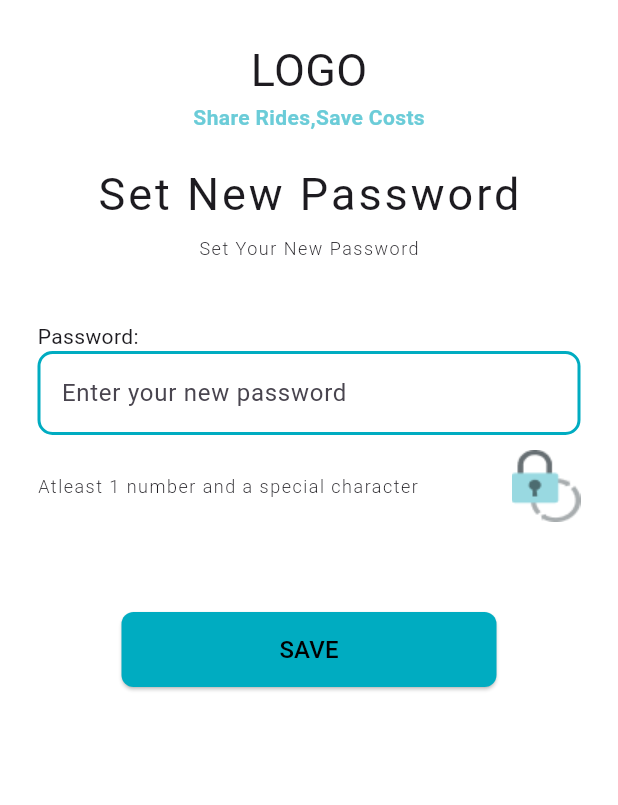
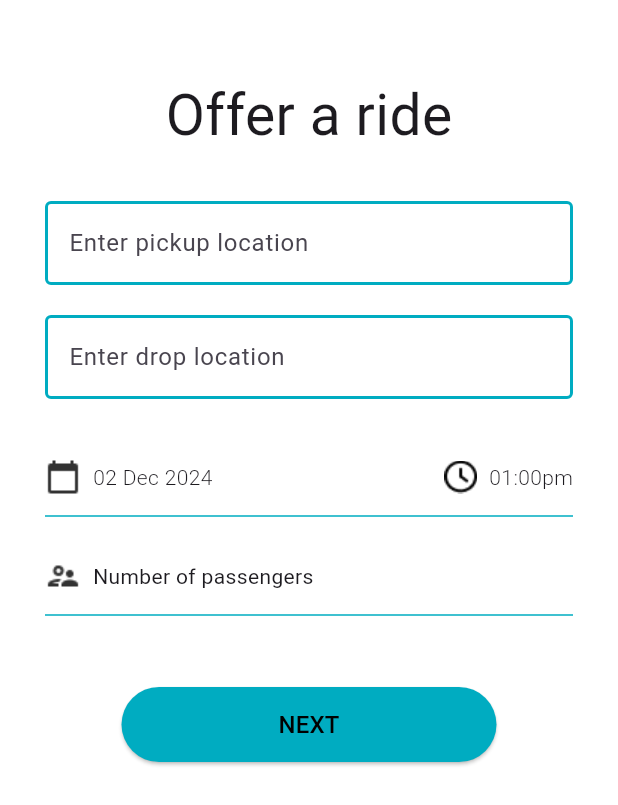
Before and after one commit to Prakriti2515/EcoDrive_Group-2, a Flutter app: the screen it shows after launch, on a phone screen of 412 x 824 dp. Shown: the top 805 px of the screen. Run offline on Flutter 3.47's test engine with Material 3 defaults, Android fonts, the phone set to English and light mode, and no system bars.

Commit message:
created pages

```diff
--- a/eco-drive/lib/main.dart
+++ b/eco-drive/lib/main.dart
@@ -1,6 +1,7 @@
-// import 'package:eco_drive/pages/homepage.dart';
-import 'package:eco_drive/pages/password.dart';
-// import 'package:eco_drive/pages/start.dart';
+import 'package:eco_drive/pages/findRide.dart';
+import 'package:eco_drive/pages/homepage.dart';
+import 'package:eco_drive/pages/offerRide.dart';
+import 'package:eco_drive/pages/start.dart';
 import 'package:flutter/material.dart';
 
 void main() {
@@ -15,7 +16,7 @@ class MyApp extends StatelessWidget {
   Widget build(BuildContext context) {
     return MaterialApp(
       title: 'Flutter Demo',
-      home: Password(),
+      home: Offerride(),
     );
   }
 }
--- a/eco-drive/lib/pages/book.dart
+++ b/eco-drive/lib/pages/book.dart
@@ -78,7 +78,7 @@ class Book extends StatelessWidget {
                 padding: EdgeInsets.symmetric(horizontal: 24, vertical: 12),
                 minimumSize: Size(200, 50),
                 shape: RoundedRectangleBorder(
-                  borderRadius: BorderRadius.circular(8),
+                  borderRadius: BorderRadius.circular(30),
                 ),
               ),
               child: Text(
@@ -103,7 +103,7 @@ class Book extends StatelessWidget {
                 padding: EdgeInsets.symmetric(horizontal: 24, vertical: 12),
                 minimumSize: Size(200, 50),
                 shape: RoundedRectangleBorder(
-                  borderRadius: BorderRadius.circular(8),
+                  borderRadius: BorderRadius.circular(30),
                 ),
               ),
               child: Text(
--- a/eco-drive/lib/pages/offer.dart
+++ b/eco-drive/lib/pages/offer.dart
@@ -61,7 +61,7 @@ class Offer extends StatelessWidget {
                 padding: EdgeInsets.symmetric(horizontal: 24, vertical: 12),
                 minimumSize: Size(200, 50),
                 shape: RoundedRectangleBorder(
-                  borderRadius: BorderRadius.circular(8),
+                  borderRadius: BorderRadius.circular(30),
                 ),
               ),
               child: Text(
@@ -86,7 +86,7 @@ class Offer extends StatelessWidget {
                 padding: EdgeInsets.symmetric(horizontal: 24, vertical: 12),
                 minimumSize: Size(200, 50),
                 shape: RoundedRectangleBorder(
-                  borderRadius: BorderRadius.circular(8),
+                  borderRadius: BorderRadius.circular(30),
                 ),
               ),
               child: Text(
--- /dev/null
+++ b/eco-drive/lib/pages/offerRide.dart
@@ -0,0 +1,124 @@
+import 'package:flutter/material.dart';
+
+class Offerride extends StatelessWidget {
+  const Offerride({super.key});
+
+  @override
+  Widget build(BuildContext context) {
+    return SafeArea(
+      child: Scaffold(
+        backgroundColor: Color(0xffffffff),
+        body: Padding(
+          padding: const EdgeInsets.only(top: 50.0, left: 30, right: 30),
+          child:
+              Column(crossAxisAlignment: CrossAxisAlignment.start, children: [
+            Center(
+              child: Text(
+                "Offer a ride",
+                style: TextStyle(
+                  fontSize: 38,
+                  fontWeight: FontWeight.w400,
+                ),
+              ),
+            ),
+            SizedBox(height: 30),
+            TextField(
+              decoration: InputDecoration(
+                hintText: 'Enter pickup location',
+                enabledBorder: OutlineInputBorder(
+                  borderSide: BorderSide(
+                    color: Color(0xff00ACC1),
+                    width: 2.0,
+                  ),
+                ),
+                focusedBorder: OutlineInputBorder(
+                  borderSide: BorderSide(
+                    color: Color(0xff00ACC1),
+                    width: 2.0,
+                  ),
+                ),
+                filled: true,
+                fillColor: Colors.white,
+              ),
+            ),
+            SizedBox(height: 20),
+            TextField(
+              decoration: InputDecoration(
+                hintText: 'Enter drop location',
+                enabledBorder: OutlineInputBorder(
+                  borderSide: BorderSide(
+                    color: Color(0xff00ACC1),
+                    width: 2.0,
+                  ),
+                ),
+                focusedBorder: OutlineInputBorder(
+                  borderSide: BorderSide(
+                    color: Color(0xff00ACC1),
+                    width: 2.0,
+                  ),
+                ),
+                filled: true,
+                fillColor: Colors.white,
+              ),
+            ),
+            SizedBox(height: 40),
+            Row(
+              children: [
+                Image.asset("images/calendar_today.png"),
+                SizedBox(width: 8),
+                Text(
+                  "02 Dec 2024",
+                  style: TextStyle(fontWeight: FontWeight.w300),
+                ),
+                Spacer(),
+                Image.asset("images/Group.png"),
+                SizedBox(width: 8),
+                Text(
+                  "01:00pm",
+                  style: TextStyle(fontWeight: FontWeight.w300),
+                ),
+              ],
+            ),
+            SizedBox(height: 6),
+            Divider(
+              color: Color(0xff00ACC1),
+            ),
+            SizedBox(height: 20),
+            Row(
+              children: [
+                Image.asset("images/supervisor_account.png"),
+                SizedBox(width: 8),
+                Text("Number of passengers"),
+              ],
+            ),
+            SizedBox(height: 6),
+            Divider(
+              color: Color(0xff00ACC1),
+            ),
+            SizedBox(height: 40),
+            Center(
+              child: ElevatedButton(
+                onPressed: () {},
+                style: ElevatedButton.styleFrom(
+                  backgroundColor: Color(0xff00ACC1),
+                  padding: EdgeInsets.symmetric(horizontal: 24, vertical: 12),
+                  minimumSize: Size(250, 50),
+                  shape: RoundedRectangleBorder(
+                    borderRadius: BorderRadius.circular(30),
+                  ),
+                ),
+                child: Text(
+                  'NEXT',
+                  style: TextStyle(
+                    color: Colors.black,
+                    fontSize: 16.0,
+                  ),
+                ),
+              ),
+            ),
+          ]),
+        ),
+      ),
+    );
+  }
+}
--- a/eco-drive/lib/pages/start.dart
+++ b/eco-drive/lib/pages/start.dart
@@ -67,7 +67,7 @@ class StartPage extends StatelessWidget {
                   padding: EdgeInsets.symmetric(horizontal: 24, vertical: 12),
                   minimumSize: Size(200, 50),
                   shape: RoundedRectangleBorder(
-                    borderRadius: BorderRadius.circular(8),
+                    borderRadius: BorderRadius.circular(30),
                   ),
                 ),
                 child: Row(
```
Also changed, not shown: eco-drive/lib/pages/findRide.dart (added, +124 -0 lines), eco-drive/lib/pages/homepage.dart (+93 -4 lines), eco-drive/images/Group.png (added), eco-drive/images/Isolation_Mode (1).png (added), eco-drive/images/calendar_today.png (added), eco-drive/images/supervisor_account.png (added).
